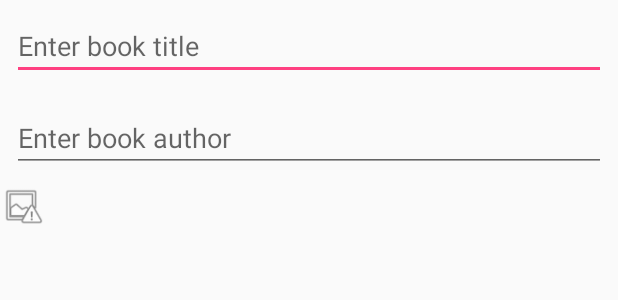
After one commit to SergejsUL/LimerickReaders, an Android app: the layout edit_book.xml on its own in the app's theme, with its tools: preview values and no code run, on a phone screen of 412 x 824 dp. The commit adds this screen. Shown: the top 300 px of the screen. Run offline under Robolectric (Android 15) with nearby library versions, the phone set to English and light mode, and no system bars.

Commit message:
created book object and add book menu

```diff
--- /dev/null
+++ b/LImerickReaders/app/src/main/res/layout/edit_book.xml
@@ -0,0 +1,31 @@
+<?xml version="1.0" encoding="utf-8"?>
+<LinearLayout
+    xmlns:android="http://schemas.android.com/apk/res/android"
+    xmlns:app="http://schemas.android.com/apk/res-auto"
+    android:layout_width="match_parent"
+    android:layout_height="match_parent"
+    android:orientation="vertical">
+
+
+    <EditText
+        android:id="@+id/input_title"
+        android:layout_width="match_parent"
+        android:layout_height="wrap_content"
+        android:layout_margin="8dp"
+        android:hint="@string/enter_book_title"
+        />
+    <EditText
+        android:id="@+id/input_author"
+        android:layout_width="match_parent"
+        android:layout_height="wrap_content"
+        android:layout_margin="8dp"
+        android:hint="@string/enter_book_author"
+        />
+
+    <ImageView
+        android:id="@+id/input_book_image"
+        android:layout_width="30dp"
+        android:layout_height="30dp"
+        app:srcCompat="@android:drawable/ic_menu_report_image" />
+
+</LinearLayout>
--- a/LImerickReaders/app/src/main/res/values/strings.xml
+++ b/LImerickReaders/app/src/main/res/values/strings.xml
@@ -1,4 +1,8 @@
 <resources>
     <string name="app_name">LImerick Readers</string>
     <string name="action_settings">Settings</string>
+    <string name="enter_book_title">Enter book title</string>
+    <string name="enter_book_author">Enter book author</string>
+    <string name="add_new_book_manu_item">add new book</string>
+    <string name="add_new_book">Add new book to the library</string>
 </resources>
```
Also changed, not shown: LImerickReaders/app/src/main/java/ie/ul/serge/limerickreaders/Book.java (added, +90 -0 lines), LImerickReaders/app/src/main/java/ie/ul/serge/limerickreaders/My_Book_Activity.java (+53 -5 lines), LImerickReaders/app/src/main/res/menu/menu_my__book_.xml (+7 -0 lines).
